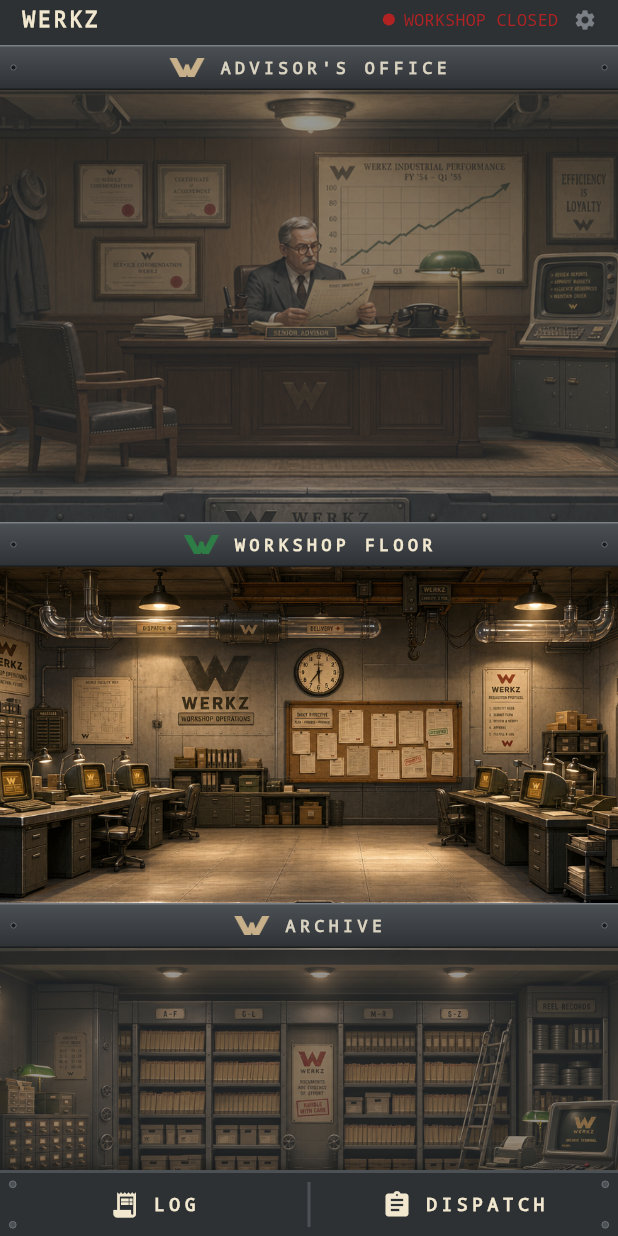
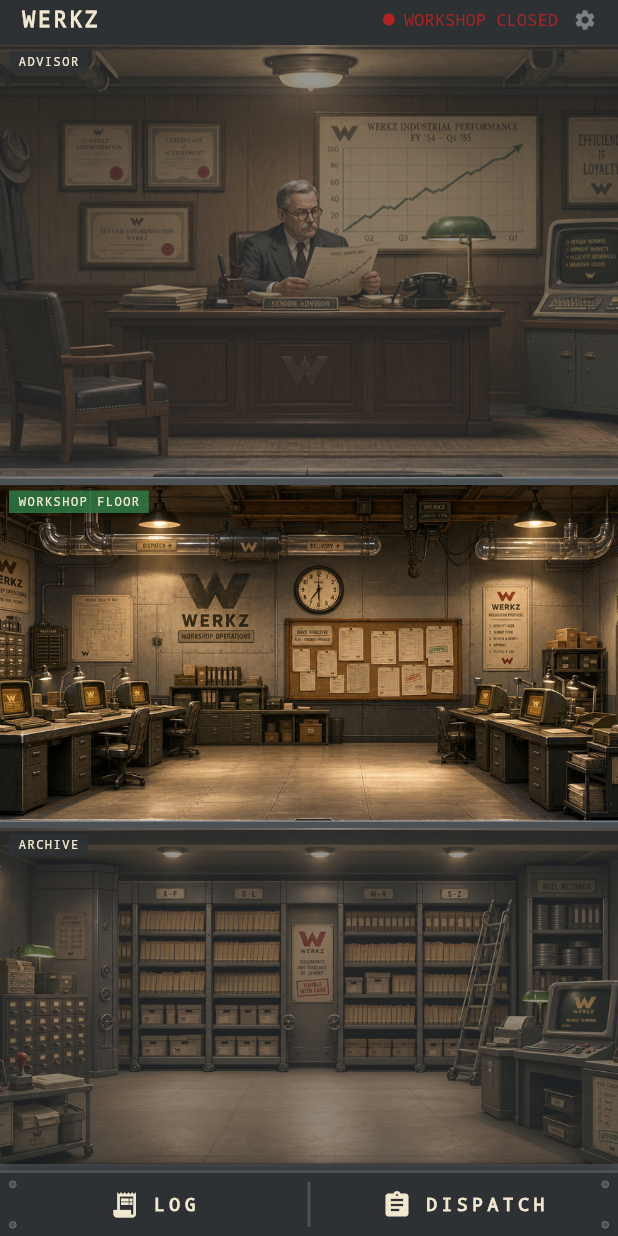
Before and after one commit to appforconDev/werkz, a Flutter app: the HomeScreen screen opened directly, on a phone screen of 412 x 824 dp. Run offline on Flutter 3.47's test engine with Material 3 defaults, Android fonts, the phone set to English and light mode, and no system bars; our stand-ins replace audioplayers, flutter_riverpod, flutter_secure_storage; missing offline and left inert: mobile_scanner; accounts and stored records are empty.

Commit message:
revert(app): nameplates → corner chips; crop advisor plate (task 17f)
Rickard's design call: he prefers the original signage. Close the saga.

- Reverted the 17d/17e UI nameplate slabs by restoring
  stacked_workshop.dart from git (a0ef85b): corner floor-name chips
  (ADVISOR / WORKSHOP FLOOR / ARCHIVE, active storey green) + the plain
  thin steel slab between storeys, exactly as before. Removed the unused
  vector-W brand asset + pubspec entry.
- Cropped the advisor's baked bottom WERKZ-plate strip from the existing
  approved asset (892x474 -> 892x445, cut where the warm wood floor gives
  way to the neutral steel rail). Room above the strip untouched, no
  regeneration. Advisor art now ends at the floor edge like the others,
  so no double signage against its corner chip. Advisor stays on cover.
- Goldens re-viewed at 390x844: three rooms, thin uniform seams, chips
  back, advisor floor clean, no double signage anywhere.

The 16->17d layout arc is closed: the answer was neither a render
parameter nor a UI slab, but a 29px asset crop plus the design the art
was built for.

38 app tests (nameplate test -> chip test), 101 daemon untouched, analyze
clean.

Co-Authored-By: Claude Fable 5 <noreply@anthropic.com>

```diff
--- a/app/lib/src/ui/widgets/stacked_workshop.dart
+++ b/app/lib/src/ui/widgets/stacked_workshop.dart
@@ -4,16 +4,24 @@ import '../../state/layout_tuning.dart';
 import '../theme.dart';
 
 // Interim stacked building (pre-Flame). Building order is CANON:
-//   advisors-office = penthouse (top), workshop-floor = ground, archive = basement.
+//   advisors-office = penthouse (top, fixed)
+//   workshop-floor  = ground (middle)
+//   archive         = basement (bottom)
+// The baked steel frames are cropped out of the room images (task 11.4), so
+// storeys sit nearly edge to edge, separated by a single thin uniform floor
+// slab. Floor-name chips overlay each room's top-left corner. Rooms fill the
+// slab via BoxFit.cover. Inactive rooms dim.
 //
-// SIGNAGE LIVES IN THE UI (task 17d). The 16→17c saga chased a WERKZ plate that
-// the art can't deliver uniformly: the advisor asset kept a baked steel nameplate
-// rail (its frame was never re-cropped), while workshop/archive had theirs cropped
-// away by task 11.4 — so NO render setting could show a matching plate on all
-// three storeys. Fix: each storey is headed by a real 1955 brass/steel NAMEPLATE
-// widget (vector W + stenciled room name), drawn in the UI. Uniform, scalable,
-// and no image regeneration ever again. Rooms fill their slot via BoxFit.cover
-// (per-room fit is still tunable in debug, but cover is the default for all).
+// SIGNAGE = corner chips + thin slab (task 17f, reverting the 17e nameplate
+// experiment — Rickard prefers the original design). The advisor's baked bottom
+// WERKZ-plate strip was cropped from the approved asset in 17f (art now ends at
+// the floor/carpet edge like the other rooms), so there is no double signage
+// against the corner chip. Per-room heights + fit are still tunable in debug.
+//
+// SCROLLABLE, PER-ROOM HEIGHTS (task 17b). Each storey has its own slot height;
+// the stack scrolls when the storeys total more than the viewport, so a debug
+// tuning panel can never hide a seam. `scrollPadding` adds FOOT room (only) so a
+// bottom-docked tuning panel can be scrolled past without pushing the rooms down.
 class StackedWorkshop extends ConsumerWidget {
   final String activeRoom;
   final double scrollPadding;
@@ -22,10 +30,10 @@ class StackedWorkshop extends ConsumerWidget {
   @override
   Widget build(BuildContext context, WidgetRef ref) {
     final t = ref.watch(layoutTuningProvider);
-    final order = <(String room, String asset, String label, RoomFit fit, double align, double height)>[
-      ('advisors-office', 'assets/art/advisors-office.png', "ADVISOR'S OFFICE", t.advisorFit, t.alignAdvisorY, t.advisorHeight),
-      ('workshop-floor', 'assets/art/workshop-floor.png', 'WORKSHOP FLOOR', t.workshopFit, t.alignWorkshopY, t.workshopHeight),
-      ('archive', 'assets/art/archive.png', 'ARCHIVE', t.archiveFit, t.alignArchiveY, t.archiveHeight),
+    final order = <(String room, String asset, String label, RoomFit fit, double align, double height, double seamAbove)>[
+      ('advisors-office', 'assets/art/advisors-office.png', 'ADVISOR', t.advisorFit, t.alignAdvisorY, t.advisorHeight, 0),
+      ('workshop-floor', 'assets/art/workshop-floor.png', 'WORKSHOP FLOOR', t.workshopFit, t.alignWorkshopY, t.workshopHeight, t.seamAdvisorFloor),
+      ('archive', 'assets/art/archive.png', 'ARCHIVE', t.archiveFit, t.alignArchiveY, t.archiveHeight, t.seamFloorArchive),
     ];
 
     return Container(
@@ -34,14 +42,20 @@ class StackedWorkshop extends ConsumerWidget {
         padding: EdgeInsets.only(bottom: scrollPadding),
         child: Column(
           children: [
-            for (final r in order) ...[
-              // A brass/steel nameplate heads every storey (task 17d) — this is
-              // the storey divider AND its label, replacing the old floor slab and
-              // the corner chip.
-              _Nameplate(label: r.$3, active: r.$1 == activeRoom),
+            for (var i = 0; i < order.length; i++) ...[
+              // Explicit, IDENTICAL treatment at every seam (task 15 C3): a steel
+              // bar with a lit top edge. Height is per-seam tunable.
+              if (i > 0) _FloorSlab(height: order[i].$7),
               SizedBox(
-                height: r.$6,
-                child: _RoomPanel(asset: r.$2, active: r.$1 == activeRoom, fit: r.$4, align: r.$5),
+                height: order[i].$6,
+                child: _RoomPanel(
+                  asset: order[i].$2,
+                  label: order[i].$3,
+                  active: order[i].$1 == activeRoom,
+                  fit: order[i].$4,
+                  align: order[i].$5,
+                  chipTopInset: 4,
+                ),
               ),
             ],
           ],
@@ -51,68 +65,17 @@ class StackedWorkshop extends ConsumerWidget {
   }
 }
 
-// 1955 brass/steel nameplate: riveted plate, the vector W tinted to read on the
-// steel, and the stenciled room name. Active storey gets the approval-green
-// accent (carrying the old chip's "which room is live" affordance).
-class _Nameplate extends StatelessWidget {
-  final String label;
-  final bool active;
-  const _Nameplate({required this.label, required this.active});
-
-  @override
-  Widget build(BuildContext context) {
-    final accent = active ? Werkz.approvalGreen : Werkz.kraft;
-    return Container(
-      height: 30,
-      decoration: const BoxDecoration(
-        gradient: LinearGradient(
-          begin: Alignment.topCenter, end: Alignment.bottomCenter,
-          colors: [Werkz.gunmetal, Werkz.machine],
-        ),
-        border: Border(
-          top: BorderSide(color: Werkz.steel, width: 1),
-          bottom: BorderSide(color: Werkz.oil, width: 1),
-        ),
-      ),
-      child: Stack(
-        children: [
-          const Positioned(left: 7, top: 0, bottom: 0, child: Center(child: _Rivet())),
-          const Positioned(right: 7, top: 0, bottom: 0, child: Center(child: _Rivet())),
-          Center(
-            child: Row(
-              mainAxisSize: MainAxisSize.min,
-              children: [
-                ColorFiltered(
-                  colorFilter: ColorFilter.mode(accent, BlendMode.srcIn),
-                  child: Image.asset('assets/brand/werkz-w.png', height: 13),
-                ),
-                const SizedBox(width: 9),
-                Text(label,
-                    style: TextStyle(
-                      fontFamily: Werkz.mono,
-                      color: active ? Werkz.cream : Werkz.carbon,
-                      fontWeight: FontWeight.w900,
-                      fontSize: 11,
-                      letterSpacing: 3,
-                    )),
-              ],
-            ),
-          ),
-        ],
-      ),
-    );
-  }
-}
-
-class _Rivet extends StatelessWidget {
-  const _Rivet();
+// A uniform steel floor slab between storeys (task 15 C3).
+class _FloorSlab extends StatelessWidget {
+  final double height;
+  const _FloorSlab({required this.height});
   @override
   Widget build(BuildContext context) {
     return Container(
-      width: 4, height: 4,
-      decoration: BoxDecoration(
-        color: Werkz.oil, shape: BoxShape.circle,
-        border: Border.all(color: Werkz.steel, width: 0.5),
+      height: height,
+      decoration: const BoxDecoration(
+        color: Werkz.gunmetal,
+        border: Border(top: BorderSide(color: Werkz.steel, width: 1)),
       ),
     );
   }
@@ -120,13 +83,18 @@ class _Rivet extends StatelessWidget {
 
 class _RoomPanel extends StatelessWidget {
   final String asset;
+  final String label;
   final bool active;
   final RoomFit fit;
   final double align; // fitHeight → X-pan; cover → Y-band
-  const _RoomPanel({required this.asset, required this.active, required this.fit, required this.align});
+  final double chipTopInset;
+  const _RoomPanel({required this.asset, required this.label, required this.active, required this.fit, required this.align, required this.chipTopInset});
 
   @override
   Widget build(BuildContext context) {
+    // fitHeight: full art height always shows (plate below the floor line
+    // guaranteed), sides crop against the screen width, align pans X.
+    // cover: fills both dims and crops, align picks the visible Y band.
     final boxFit = fit == RoomFit.fitHeight ? BoxFit.fitHeight : BoxFit.cover;
     final alignment = fit == RoomFit.fitHeight ? Alignment(align, 0) : Alignment(0, align);
     return ClipRect(
@@ -139,6 +107,16 @@ class _RoomPanel extends StatelessWidget {
           ),
           if (!active)
             const IgnorePointer(child: ColoredBox(color: Color(0x22000000))),
+          Positioned(
+            left: 6,
+            top: chipTopInset,
+            child: Container(
+              padding: const EdgeInsets.symmetric(horizontal: 6, vertical: 2),
+              color: (active ? Werkz.approvalGreen : Werkz.machine).withValues(alpha: 0.82),
+              child: Text(label,
+                  style: const TextStyle(fontFamily: Werkz.mono, fontSize: 8, color: Werkz.cream, letterSpacing: 1)),
+            ),
+          ),
         ],
       ),
     );
--- a/app/pubspec.yaml
+++ b/app/pubspec.yaml
@@ -80,7 +80,6 @@ flutter:
     - assets/art/workshop-floor.png
     - assets/art/advisors-office.png
     - assets/art/archive.png
-    - assets/brand/werkz-w.png
 
   # An image asset can refer to one or more resolution-specific "variants", see
   # https://flutter.dev/to/resolution-aware-images
```
Also changed, not shown: app/lib/src/state/layout_tuning.dart (+11 -12 lines), app/assets/art/advisors-office.png, app/assets/brand/werkz-w.png (deleted), 11 other files.
